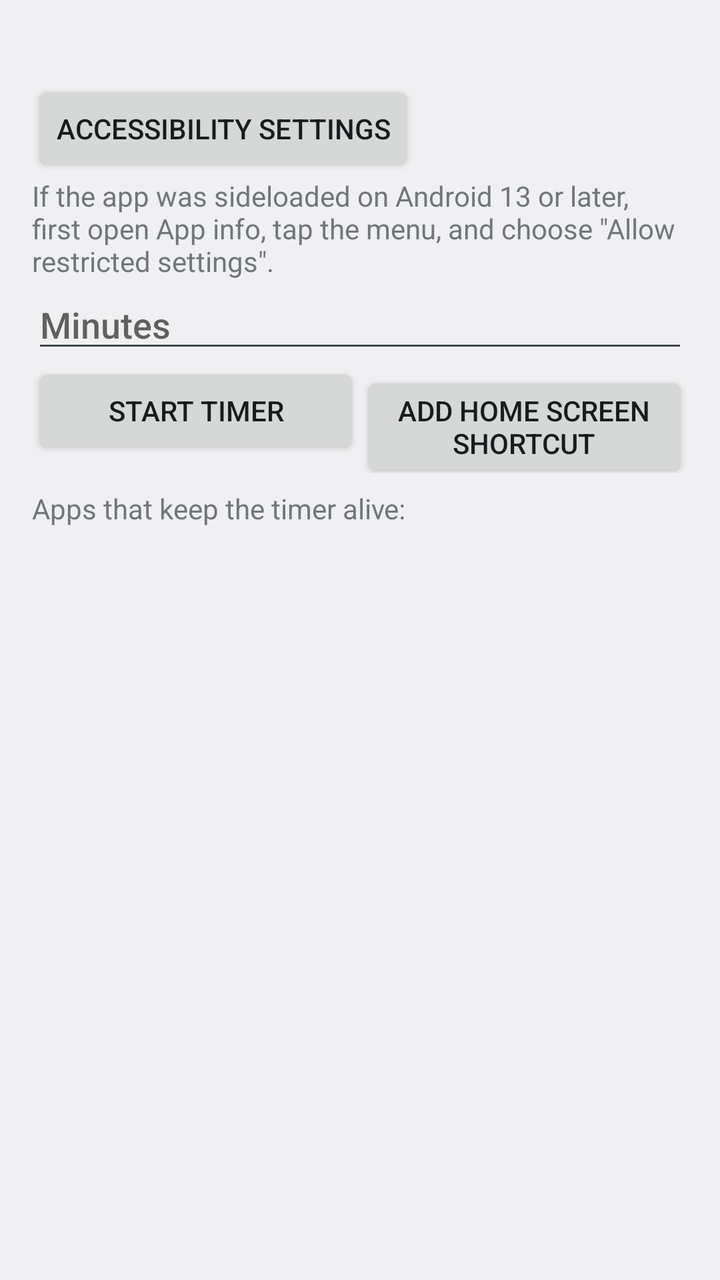
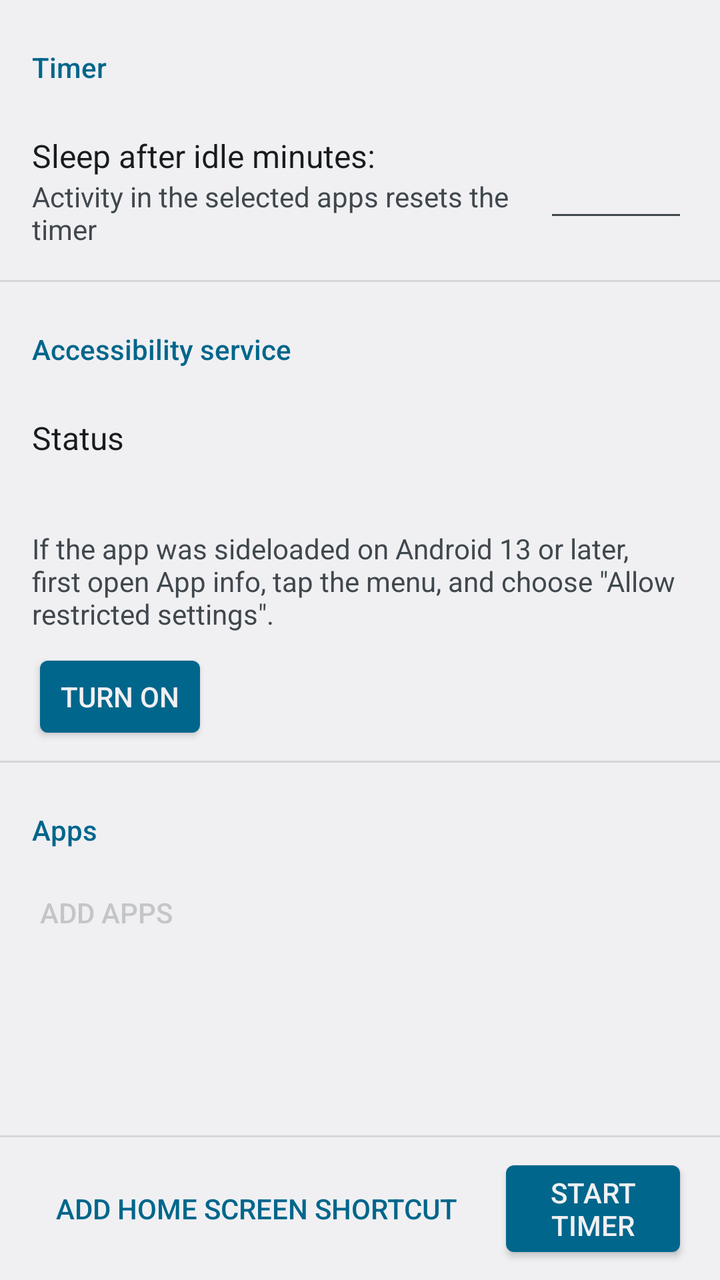

The first picture is an Android layout as it rendered before a commit; the second is the same layout after the commit. The layout source and the unified diff follow.
<!-- AndroidManifest.xml: application theme AppTheme -->
<!-- res/layout/activity_main.xml -->
<?xml version="1.0" encoding="utf-8"?>
<LinearLayout xmlns:android="http://schemas.android.com/apk/res/android"
    android:layout_width="match_parent"
    android:layout_height="match_parent"
    android:fitsSystemWindows="true"
    android:orientation="vertical"
    android:padding="16dp">

    <TextView
        android:id="@+id/status"
        android:layout_width="match_parent"
        android:layout_height="wrap_content"
        android:textAppearance="?android:attr/textAppearanceMedium" />

    <Button
        android:id="@+id/accessibility"
        android:layout_width="wrap_content"
        android:layout_height="wrap_content"
        android:text="@string/a11y_button" />

    <TextView
        android:layout_width="match_parent"
        android:layout_height="wrap_content"
        android:text="@string/restricted_note"
        android:textAppearance="?android:attr/textAppearanceSmall" />

    <EditText
        android:id="@+id/minutes"
        android:layout_width="match_parent"
        android:layout_height="wrap_content"
        android:hint="@string/minutes_hint"
        android:inputType="number"
        android:maxLength="4" />

    <LinearLayout
        android:layout_width="match_parent"
        android:layout_height="wrap_content"
        android:orientation="horizontal">

        <Button
            android:id="@+id/start"
            android:layout_width="0dp"
            android:layout_height="wrap_content"
            android:layout_weight="1"
            android:text="@string/start" />

        <Button
            android:id="@+id/shortcut"
            android:layout_width="0dp"
            android:layout_height="wrap_content"
            android:layout_weight="1"
            android:text="@string/add_shortcut" />
    </LinearLayout>

    <TextView
        android:layout_width="match_parent"
        android:layout_height="wrap_content"
        android:paddingTop="8dp"
        android:text="@string/apps_label" />

    <ListView
        android:id="@+id/apps"
        android:layout_width="match_parent"
        android:layout_height="0dp"
        android:layout_weight="1" />
</LinearLayout>
<!-- resources referenced by this layout -->
<resources>
  <string name="a11y_button">Accessibility settings</string>
  <string name="add_shortcut">Add home screen shortcut</string>
  <string name="apps_label">Apps that keep the timer alive:</string>
  <string name="minutes_hint">Minutes</string>
  <string name="restricted_note">If the app was sideloaded on Android 13 or later, first open App info, tap the menu, and choose \"Allow restricted settings\".</string>
  <string name="start">Start timer</string>
  <style name="AppTheme" parent="@android:style/Theme.DeviceDefault.Light.DarkActionBar" />
</resources>

<!-- the commit's change to res/layout/activity_main.xml (unified diff, before → after) -->
@@ -3,64 +3,159 @@
     android:layout_width="match_parent"
     android:layout_height="match_parent"
     android:fitsSystemWindows="true"
-    android:orientation="vertical"
-    android:padding="16dp">
+    android:orientation="vertical">
 
-    <TextView
-        android:id="@+id/status"
+    <ScrollView
         android:layout_width="match_parent"
-        android:layout_height="wrap_content"
-        android:textAppearance="?android:attr/textAppearanceMedium" />
+        android:layout_height="0dp"
+        android:layout_weight="1">
 
-    <Button
-        android:id="@+id/accessibility"
-        android:layout_width="wrap_content"
-        android:layout_height="wrap_content"
-        android:text="@string/a11y_button" />
+        <LinearLayout
+            android:layout_width="match_parent"
+            android:layout_height="wrap_content"
+            android:orientation="vertical"
+            android:paddingBottom="8dp">
 
-    <TextView
-        android:layout_width="match_parent"
-        android:layout_height="wrap_content"
-        android:text="@string/restricted_note"
-        android:textAppearance="?android:attr/textAppearanceSmall" />
+            <TextView
+                style="@style/SectionHeader"
+                android:text="@string/section_timer" />
 
-    <EditText
-        android:id="@+id/minutes"
-        android:layout_width="match_parent"
-        android:layout_height="wrap_content"
-        android:hint="@string/minutes_hint"
-        android:inputType="number"
-        android:maxLength="4" />
+            <LinearLayout
+                android:layout_width="match_parent"
+                android:layout_height="wrap_content"
+                android:gravity="center_vertical"
+                android:minHeight="72dp"
+                android:orientation="horizontal"
+                android:paddingHorizontal="16dp"
+                android:paddingVertical="16dp">
+
+                <LinearLayout
+                    android:layout_width="0dp"
+                    android:layout_height="wrap_content"
+                    android:layout_weight="1"
+                    android:orientation="vertical">
+
+                    <TextView
+                        style="@style/RowTitle"
+                        android:labelFor="@+id/minutes"
+                        android:text="@string/minutes_label" />
+
+                    <TextView
+                        style="@style/RowSummary"
+                        android:text="@string/minutes_summary" />
+                </LinearLayout>
+
+                <EditText
+                    android:id="@id/minutes"
+                    android:layout_width="72dp"
+                    android:layout_height="wrap_content"
+                    android:layout_marginStart="16dp"
+                    android:gravity="end"
+                    android:imeOptions="actionDone"
+                    android:importantForAutofill="no"
+                    android:inputType="number"
+                    android:maxLength="4"
+                    android:selectAllOnFocus="true" />
+            </LinearLayout>
+
+            <View style="@style/Divider" />
+
+            <TextView
+                style="@style/SectionHeader"
+                android:text="@string/section_a11y" />
+
+            <LinearLayout
+                android:layout_width="match_parent"
+                android:layout_height="wrap_content"
+                android:gravity="center_vertical"
+                android:minHeight="72dp"
+                android:orientation="vertical"
+                android:paddingHorizontal="16dp"
+                android:paddingVertical="16dp">
+
+                <TextView
+                    style="@style/RowTitle"
+                    android:text="@string/a11y_status" />
+
+                <TextView
+                    android:id="@+id/status"
+                    style="@style/RowSummary" />
+            </LinearLayout>
+
+            <LinearLayout
+                android:id="@+id/a11y_off"
+                android:layout_width="match_parent"
+                android:layout_height="wrap_content"
+                android:orientation="vertical"
+                android:paddingHorizontal="16dp">
+
+                <TextView
+                    style="@style/RowSummary"
+                    android:text="@string/restricted_note" />
+
+                <Button
+                    android:id="@+id/accessibility"
+                    style="@android:style/Widget.Material.Button.Colored"
+                    android:layout_width="wrap_content"
+                    android:layout_height="wrap_content"
+                    android:layout_marginVertical="8dp"
+                    android:text="@string/turn_on" />
+            </LinearLayout>
+
+            <View style="@style/Divider" />
+
+            <TextView
+                style="@style/SectionHeader"
+                android:text="@string/section_apps" />
+
+            <TextView
+                android:id="@+id/no_apps"
+                style="@style/RowSummary"
+                android:paddingHorizontal="16dp"
+                android:paddingVertical="8dp"
+                android:text="@string/no_apps"
+                android:visibility="gone" />
+
+            <LinearLayout
+                android:id="@+id/apps"
+                android:layout_width="match_parent"
+                android:layout_height="wrap_content"
+                android:orientation="vertical" />
+
+            <Button
+                android:id="@+id/add_apps"
+                style="@android:style/Widget.Material.Button.Borderless.Colored"
+                android:layout_width="wrap_content"
+                android:layout_height="wrap_content"
+                android:layout_marginStart="8dp"
+                android:enabled="false"
+                android:text="@string/add_apps" />
+        </LinearLayout>
+    </ScrollView>
+
+    <View style="@style/Divider" />
 
     <LinearLayout
         android:layout_width="match_parent"
         android:layout_height="wrap_content"
-        android:orientation="horizontal">
+        android:gravity="end|center_vertical"
+        android:orientation="horizontal"
+        android:paddingHorizontal="16dp"
+        android:paddingVertical="8dp">
+
+        <Button
+            android:id="@+id/shortcut"
+            style="@android:style/Widget.Material.Button.Borderless.Colored"
+            android:layout_width="wrap_content"
+            android:layout_height="wrap_content"
+            android:layout_marginEnd="8dp"
+            android:text="@string/add_shortcut" />
 
         <Button
             android:id="@+id/start"
-            android:layout_width="0dp"
+            style="@android:style/Widget.Material.Button.Colored"
+            android:layout_width="wrap_content"
             android:layout_height="wrap_content"
-            android:layout_weight="1"
             android:text="@string/start" />
-
-        <Button
-            android:id="@+id/shortcut"
-            android:layout_width="0dp"
-            android:layout_height="wrap_content"
-            android:layout_weight="1"
-            android:text="@string/add_shortcut" />
     </LinearLayout>
-
-    <TextView
-        android:layout_width="match_parent"
-        android:layout_height="wrap_content"
-        android:paddingTop="8dp"
-        android:text="@string/apps_label" />
-
-    <ListView
-        android:id="@+id/apps"
-        android:layout_width="match_parent"
-        android:layout_height="0dp"
-        android:layout_weight="1" />
 </LinearLayout>
<!-- resource entries referenced after the edit -->
@@ -1,11 +1,45 @@
 <!-- resources referenced by this layout -->
 <resources>
-  <string name="a11y_button">Accessibility settings</string>
+  <string name="a11y_status">Status</string>
+  <string name="add_apps">Add apps</string>
   <string name="add_shortcut">Add home screen shortcut</string>
-  <string name="apps_label">Apps that keep the timer alive:</string>
-  <string name="minutes_hint">Minutes</string>
+  <string name="minutes_label">Sleep after idle minutes:</string>
+  <string name="minutes_summary">Activity in the selected apps resets the timer</string>
+  <string name="no_apps">No apps selected</string>
   <string name="restricted_note">If the app was sideloaded on Android 13 or later, first open App info, tap the menu, and choose \"Allow restricted settings\".</string>
+  <string name="section_a11y">Accessibility service</string>
+  <string name="section_apps">Apps</string>
+  <string name="section_timer">Timer</string>
   <string name="start">Start timer</string>
+  <string name="turn_on">Turn on</string>
+  <style name="Divider">
+          <item name="android:layout_width">match_parent</item>
+          <item name="android:layout_height">1dp</item>
+          <item name="android:background">?android:attr/listDivider</item>
+      </style>
+  <style name="RowSummary">
+          <item name="android:layout_width">match_parent</item>
+          <item name="android:layout_height">wrap_content</item>
+          <item name="android:textAppearance">?android:attr/textAppearanceSmall</item>
+          <item name="android:textColor">?android:attr/textColorSecondary</item>
+      </style>
+  <style name="RowTitle">
+          <item name="android:layout_width">match_parent</item>
+          <item name="android:layout_height">wrap_content</item>
+          <item name="android:textAppearance">?android:attr/textAppearanceListItem</item>
+      </style>
+  <style name="SectionHeader">
+          <item name="android:layout_width">match_parent</item>
+          <item name="android:layout_height">wrap_content</item>
+          <item name="android:paddingStart">16dp</item>
+          <item name="android:paddingEnd">16dp</item>
+          <item name="android:paddingTop">24dp</item>
+          <item name="android:paddingBottom">8dp</item>
+          <item name="android:textColor">?android:attr/colorAccent</item>
+          <item name="android:textSize">14sp</item>
+          <item name="android:fontFamily">sans-serif-medium</item>
+          <item name="android:accessibilityHeading">true</item>
+      </style>
   <style name="AppTheme" parent="@android:style/Theme.DeviceDefault.Light.DarkActionBar" />
 </resources>
 
